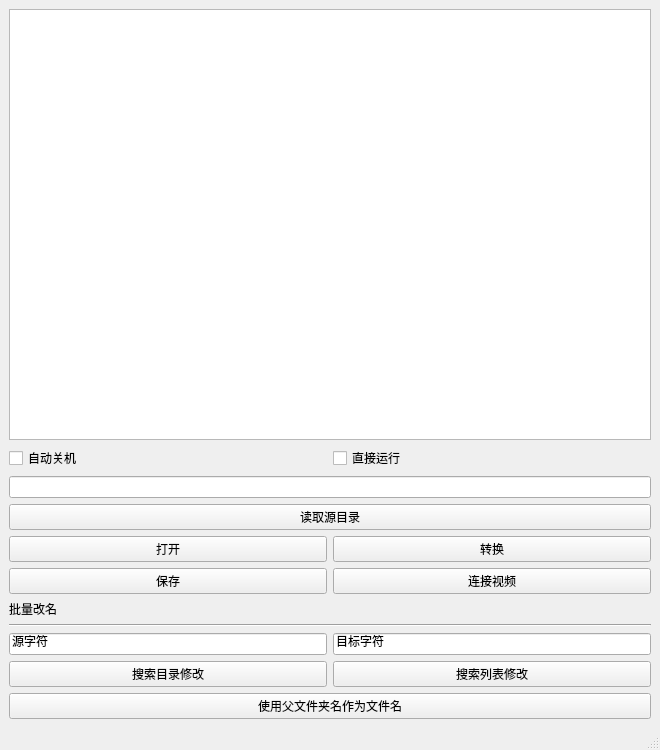
This is J_Living/J_LivingScript/python/J_VideoConverter/J_VideoConverterUI.ui in wangziheng0426/JMadOnion as Qt 5 draws it before an edit. The edited form follows.
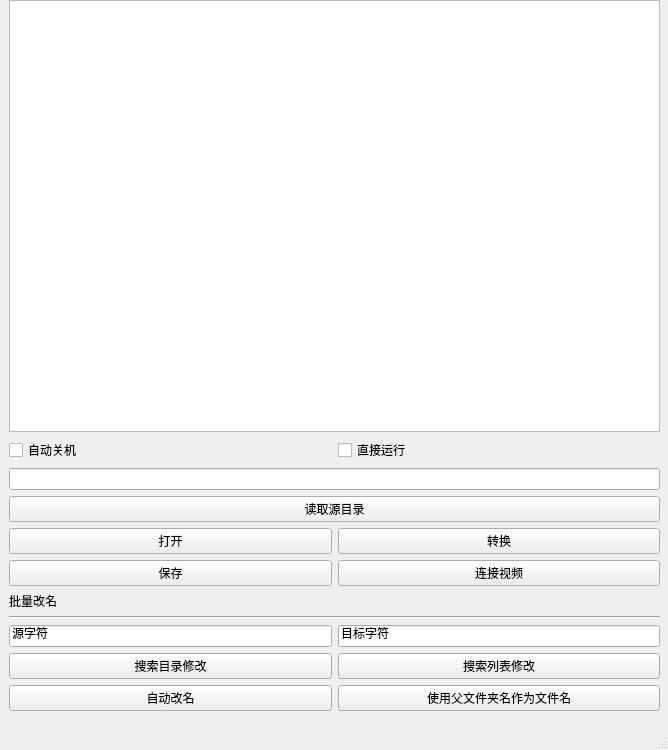
This is the edited form.

Commit message: 视频压缩辅助工具

What changed in the file:
```diff
--- a/J_Living/J_LivingScript/python/J_VideoConverter/J_VideoConverterUI.ui
+++ b/J_Living/J_LivingScript/python/J_VideoConverter/J_VideoConverterUI.ui
@@ -6,7 +6,7 @@
    <rect>
     <x>0</x>
     <y>0</y>
-    <width>660</width>
+    <width>668</width>
     <height>750</height>
    </rect>
   </property>
@@ -20,8 +20,17 @@
    <string>J_videoConverter</string>
   </property>
   <widget class="QWidget" name="cw">
-   <layout class="QGridLayout" name="gridLayout_4">
-    <item row="0" column="0">
+   <widget class="QWidget" name="">
+    <property name="geometry">
+     <rect>
+      <x>9</x>
+      <y>0</y>
+      <width>651</width>
+      <height>711</height>
+     </rect>
+    </property>
+    <layout class="QVBoxLayout" name="verticalLayout_2">
+     <item>
      <widget class="QTableView" name="tableView_fileList">
       <property name="autoScroll">
        <bool>false</bool>
@@ -46,7 +55,7 @@
       </property>
      </widget>
     </item>
-    <item row="1" column="0">
+     <item>
      <layout class="QVBoxLayout" name="verticalLayout">
       <item>
        <layout class="QHBoxLayout" name="horizontalLayout">
@@ -118,60 +127,72 @@
       </item>
      </layout>
     </item>
-    <item row="2" column="0">
-     <layout class="QGridLayout" name="gridLayout_3">
-      <item row="0" column="0">
+     <item>
        <widget class="QLabel" name="label">
         <property name="text">
          <string>批量改名</string>
         </property>
        </widget>
       </item>
-      <item row="1" column="0" colspan="2">
+     <item>
        <widget class="Line" name="line">
         <property name="orientation">
          <enum>Qt::Orientation::Horizontal</enum>
         </property>
        </widget>
       </item>
-      <item row="2" column="0">
+     <item>
+      <layout class="QHBoxLayout" name="horizontalLayout_2">
+       <item>
        <widget class="QLineEdit" name="lineEdit_oriName">
         <property name="text">
          <string>源字符</string>
         </property>
        </widget>
       </item>
-      <item row="2" column="1">
+       <item>
        <widget class="QLineEdit" name="lineEdit_desName">
         <property name="text">
          <string>目标字符</string>
         </property>
        </widget>
       </item>
-      <item row="3" column="0">
+      </layout>
+     </item>
+     <item>
+      <layout class="QGridLayout" name="gridLayout_3">
+       <item row="0" column="0">
        <widget class="QPushButton" name="pushButton_rename">
         <property name="text">
          <string>搜索目录修改</string>
         </property>
        </widget>
       </item>
-      <item row="3" column="1">
-       <widget class="QPushButton" name="pushButton_renameL">
+       <item row="0" column="1">
+        <widget class="QPushButton" name="pushButton_rename1">
         <property name="text">
          <string>搜索列表修改</string>
         </property>
        </widget>
       </item>
-     </layout>
-    </item>
-    <item row="3" column="0">
-     <widget class="QPushButton" name="pushButton_rename_2">
+       <item row="1" column="0">
+        <widget class="QPushButton" name="pushButton_rename2">
+         <property name="text">
+          <string>自动改名</string>
+         </property>
+        </widget>
+       </item>
+       <item row="1" column="1">
+        <widget class="QPushButton" name="pushButton_renameWithFolder">
       <property name="text">
        <string>使用父文件夹名作为文件名</string>
       </property>
      </widget>
     </item>
    </layout>
+     </item>
+    </layout>
+   </widget>
   </widget>
   <widget class="QMenuBar" name="menubar">
    <property name="geometry">
```
Left out of the diff: 2 changed lines with no effect on the pictures. Lines whose indentation alone changed are shown as unchanged. The commit also changes 2 other files.
